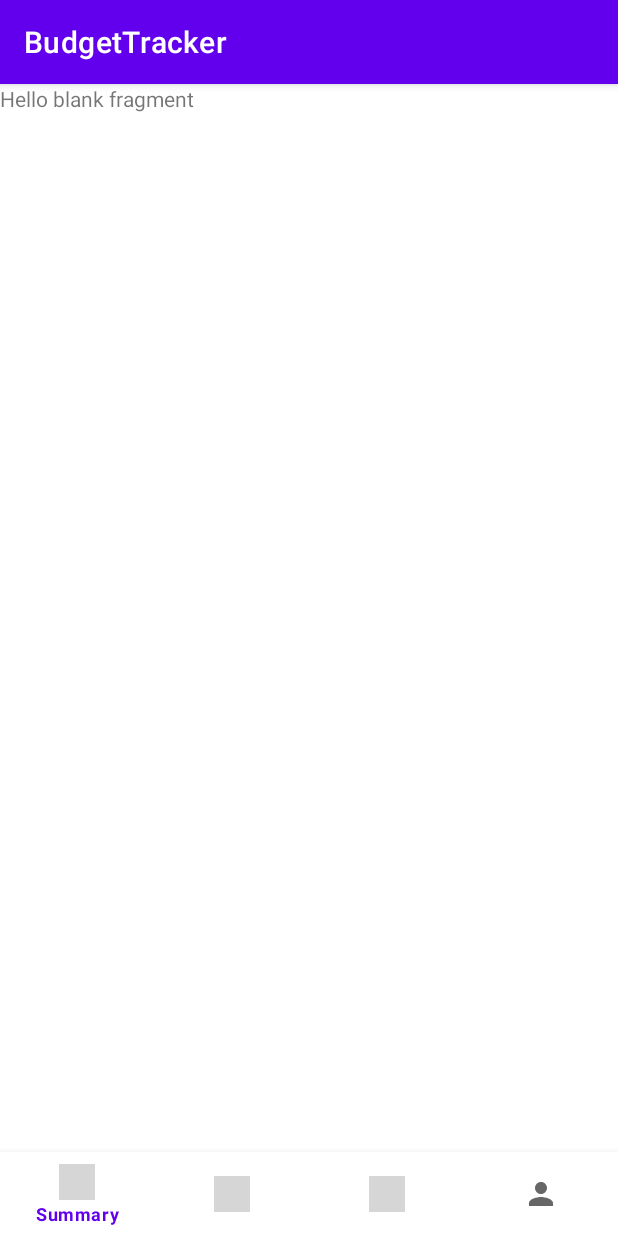
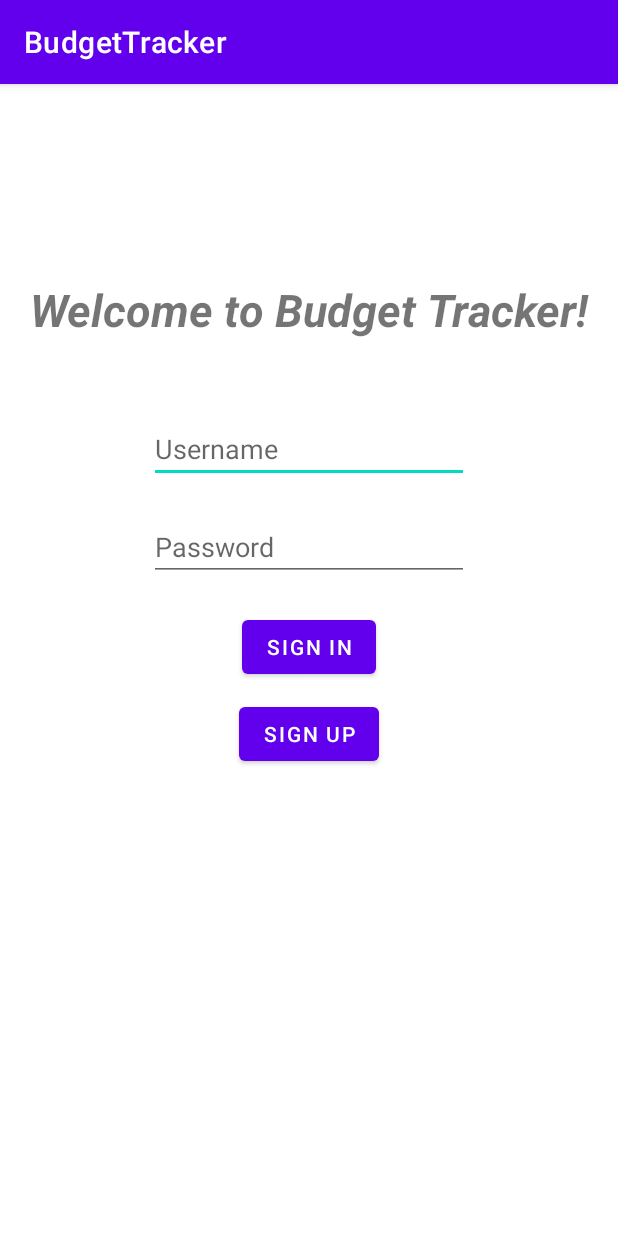
Before and after one commit to AndroidDevGroup25/BudgetTracker, an Android app: the screen it shows after launch (MainActivity before the commit, LoginActivity after it), on a phone screen of 412 x 824 dp. Run offline under Robolectric (Android 15) with nearby library versions, the phone set to English and light mode, and no system bars; libraries missing offline, so code that uses them is left out: com.parse; 2 statements that could not run were skipped; grey boxes are pictures that could not be loaded.

Commit message:
Lauren - Created LoginActivity and connected to Parse server

```diff
--- a/app/build.gradle
+++ b/app/build.gradle
@@ -37,6 +37,7 @@ dependencies {
     implementation 'androidx.appcompat:appcompat:1.4.1'
     implementation 'com.google.android.material:material:1.5.0'
     implementation 'androidx.constraintlayout:constraintlayout:2.1.3'
+    implementation "com.github.parse-community.Parse-SDK-Android:parse:1.26.0"
     implementation 'androidx.legacy:legacy-support-v4:1.0.0'
     testImplementation 'junit:junit:4.13.2'
     androidTestImplementation 'androidx.test.ext:junit:1.1.3'
--- /dev/null
+++ b/app/src/main/java/com/example/budgettracker/BudgetTrackerApplication.kt
@@ -0,0 +1,17 @@
+package com.example.budgettracker
+
+import android.app.Application
+import com.example.budgettracker.R
+import com.parse.Parse;
+
+class BudgetTrackerApplication : Application() {
+    override fun onCreate() {
+        super.onCreate()
+        Parse.initialize(
+            Parse.Configuration.Builder(this)
+                .applicationId(getString(R.string.back4app_app_id))
+                .clientKey(getString(R.string.back4app_client_key))
+                .server(getString(R.string.back4app_server_url))
+                .build());
+    }
+}
--- /dev/null
+++ b/app/src/main/java/com/example/budgettracker/LoginActivity.kt
@@ -0,0 +1,81 @@
+package com.example.budgettracker
+
+import android.content.Intent
+import androidx.appcompat.app.AppCompatActivity
+import android.os.Bundle
+import android.util.Log
+import android.widget.Button
+import android.widget.EditText
+import android.widget.Toast
+import com.parse.ParseUser
+
+class LoginActivity : AppCompatActivity() {
+    override fun onCreate(savedInstanceState: Bundle?) {
+        super.onCreate(savedInstanceState)
+        setContentView(R.layout.activity_login)
+
+        // Check if there's a user logged in already
+        //If yes, take them to MainActivity
+
+        if (ParseUser.getCurrentUser() != null) {
+            goToMainActivity()
+        }
+
+        findViewById<Button>(R.id.button_sign_up).setOnClickListener {
+            val username = findViewById<EditText>(R.id.et_username).text.toString()
+            val password = findViewById<EditText>(R.id.et_password).text.toString()
+            signupUser(username, password)
+        }
+
+        findViewById<Button>(R.id.button_sign_in).setOnClickListener {
+            val username = findViewById<EditText>(R.id.et_username).text.toString()
+            val password = findViewById<EditText>(R.id.et_password).text.toString()
+            loginUser(username, password)
+        }
+    }
+
+    fun signupUser(username: String, password: String) {
+        // Create the ParseUser
+        val user = ParseUser()
+
+        // Set fields for the user to be created
+        user.setUsername(username)
+        user.setPassword(password)
+
+        user.signUpInBackground { e ->
+            if (e == null) {
+                //User successfully signed up for a new account
+                Log.i(TAG, "User sucessfully signed up.")
+                goToMainActivity()
+                Toast.makeText(this, "Congrats! You've signed up successfully for an account!", Toast.LENGTH_SHORT).show()
+            } else {
+                // Sign up didn't succeed. Look at the ParseException
+                // to figure out what went wrong
+                Toast.makeText(this, "Failed to sign up", Toast.LENGTH_SHORT).show()
+                e.printStackTrace()
+            }
+        }
+    }
+
+    fun loginUser(username: String, password: String) {
+        ParseUser.logInInBackground(username, password, ({ user, e ->
+            if (user != null) {
+                Log.i(TAG, "Successfully logged in user")
+                goToMainActivity()
+            } else {
+                e.printStackTrace()
+                Toast.makeText(this, "Error logging in", Toast.LENGTH_SHORT).show()
+            }})
+        )
+    }
+
+    private fun goToMainActivity() {
+        val intent = Intent(this@LoginActivity, MainActivity::class.java)
+        startActivity(intent)
+        finish()
+    }
+
+    companion object {
+        const val TAG = "LoginActivity"
+    }
+}
--- a/app/src/main/java/com/example/budgettracker/MainActivity.kt
+++ b/app/src/main/java/com/example/budgettracker/MainActivity.kt
@@ -1,6 +1,7 @@
 package com.example.budgettracker
 
 import android.os.Bundle
+import android.util.Log
 import android.widget.Toast
 import androidx.appcompat.app.AppCompatActivity
 import androidx.fragment.app.Fragment
@@ -10,6 +11,7 @@ import com.example.budgettracker.fragments.InsertFragment
 import com.example.budgettracker.fragments.ScanFragment
 import com.example.budgettracker.fragments.ProfileFragment
 import com.google.android.material.bottomnavigation.BottomNavigationView
+import com.parse.ParseObject
 
 class MainActivity : AppCompatActivity() {
     override fun onCreate(savedInstanceState: Bundle?) {
--- /dev/null
+++ b/app/src/main/res/layout/activity_login.xml
@@ -0,0 +1,69 @@
+<?xml version="1.0" encoding="utf-8"?>
+<androidx.constraintlayout.widget.ConstraintLayout xmlns:android="http://schemas.android.com/apk/res/android"
+    xmlns:app="http://schemas.android.com/apk/res-auto"
+    xmlns:tools="http://schemas.android.com/tools"
+    android:layout_width="match_parent"
+    android:layout_height="match_parent"
+    tools:context=".LoginActivity">
+
+    <TextView
+        android:id="@+id/tv_welcome"
+        android:layout_width="wrap_content"
+        android:layout_height="wrap_content"
+        android:layout_marginTop="130dp"
+        android:text="Welcome to Budget Tracker!"
+        android:textSize="30sp"
+        android:textStyle="bold|italic"
+        app:layout_constraintEnd_toEndOf="parent"
+        app:layout_constraintStart_toStartOf="parent"
+        app:layout_constraintTop_toTopOf="parent" />
+
+    <EditText
+        android:id="@+id/et_username"
+        android:layout_width="wrap_content"
+        android:layout_height="wrap_content"
+        android:layout_gravity="center_horizontal"
+        android:layout_marginTop="50dp"
+        android:ems="10"
+        android:hint="Username"
+        android:inputType="textPersonName"
+        app:layout_constraintEnd_toEndOf="parent"
+        app:layout_constraintStart_toStartOf="parent"
+        app:layout_constraintTop_toBottomOf="@+id/tv_welcome" />
+
+    <EditText
+        android:id="@+id/et_password"
+        android:layout_width="wrap_content"
+        android:layout_height="wrap_content"
+        android:layout_gravity="center_horizontal"
+        android:layout_marginTop="20dp"
+        android:ems="10"
+        android:hint="Password"
+        android:inputType="textPassword"
+        app:layout_constraintEnd_toEndOf="parent"
+        app:layout_constraintStart_toStartOf="parent"
+        app:layout_constraintTop_toBottomOf="@+id/et_username" />
+
+    <Button
+        android:id="@+id/button_sign_in"
+        android:layout_width="wrap_content"
+        android:layout_height="wrap_content"
+        android:layout_gravity="center_horizontal"
+        android:layout_marginTop="20dp"
+        android:text="SIGN IN"
+        app:layout_constraintEnd_toEndOf="parent"
+        app:layout_constraintStart_toStartOf="parent"
+        app:layout_constraintTop_toBottomOf="@+id/et_password" />
+
+    <Button
+        android:id="@+id/button_sign_up"
+        android:layout_width="wrap_content"
+        android:layout_height="wrap_content"
+        android:layout_gravity="center_horizontal"
+        android:layout_marginTop="10dp"
+        android:text="SIGN UP"
+        app:layout_constraintEnd_toEndOf="parent"
+        app:layout_constraintStart_toStartOf="parent"
+        app:layout_constraintTop_toBottomOf="@+id/button_sign_in" />
+
+</androidx.constraintlayout.widget.ConstraintLayout>
--- a/app/src/main/res/layout/activity_main.xml
+++ b/app/src/main/res/layout/activity_main.xml
@@ -13,7 +13,9 @@
         app:layout_constraintBottom_toTopOf="@+id/bottom_navigation"
         app:layout_constraintEnd_toEndOf="parent"
         app:layout_constraintStart_toStartOf="parent"
-        app:layout_constraintTop_toTopOf="parent" />
+        app:layout_constraintTop_toTopOf="parent" >
+
+    </FrameLayout>
 
 
     <com.google.android.material.bottomnavigation.BottomNavigationView
--- a/app/src/main/res/menu/menu_bottom_navigation.xml
+++ b/app/src/main/res/menu/menu_bottom_navigation.xml
@@ -4,19 +4,19 @@
 
     <item
         android:id="@+id/action_summary"
-        android:icon="@drawable/ic_baseline_view_list_24"
+        android:icon="@drawable/ic_baseline_list_alt_24"
         android:title="Summary"
         app:showAsAction="always" />
 
     <item
         android:id="@+id/action_insert"
-        android:icon="@drawable/ic_baseline_post_add_24"
+        android:icon="@drawable/ic_baseline_edit_24"
         android:title="Insert"
         app:showAsAction="always" />
 
     <item
         android:id="@+id/action_scan"
-        android:icon="@drawable/ic_baseline_document_scanner_24"
+        android:icon="@drawable/ic_baseline_qr_code_scanner_24"
         android:title="Scan"
         app:showAsAction="always" />
 
--- a/app/src/main/res/values/strings.xml
+++ b/app/src/main/res/values/strings.xml
@@ -2,4 +2,10 @@
     <string name="app_name">BudgetTracker</string>
     <!-- TODO: Remove or change this placeholder text -->
     <string name="hello_blank_fragment">Hello blank fragment</string>
+
+    <string name="back4app_server_url">https://parseapi.back4app.com/</string>
+
+    <string name="back4app_app_id">CynpZTN2rPwcGTRFzRr7fktS6T5mH7UtB0zdEt7c</string>
+    <string name="back4app_client_key">y9ijzBWriOoiG9Rf48qk2mzitz765Up9gNRXAIud</string>
+
 </resources>
--- a/settings.gradle
+++ b/settings.gradle
@@ -3,6 +3,7 @@ pluginManagement {
         gradlePluginPortal()
         google()
         mavenCentral()
+
     }
 }
 dependencyResolutionManagement {
@@ -10,6 +11,7 @@ dependencyResolutionManagement {
     repositories {
         google()
         mavenCentral()
+        maven { url 'https://jitpack.io' }
     }
 }
 rootProject.name = "BudgetTracker"
```
Also changed, not shown: app/src/main/AndroidManifest.xml (+19 -1 lines), app/src/main/res/drawable/ic_baseline_edit_24.xml (added, +10 -0 lines), app/src/main/res/drawable/ic_baseline_list_alt_24.xml (added, +10 -0 lines), app/src/main/res/drawable/ic_baseline_qr_code_scanner_24.xml (added, +10 -0 lines).
